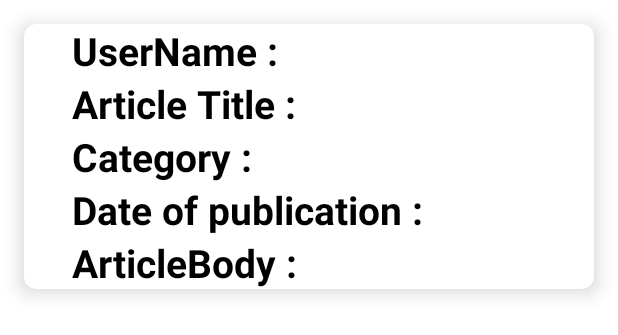
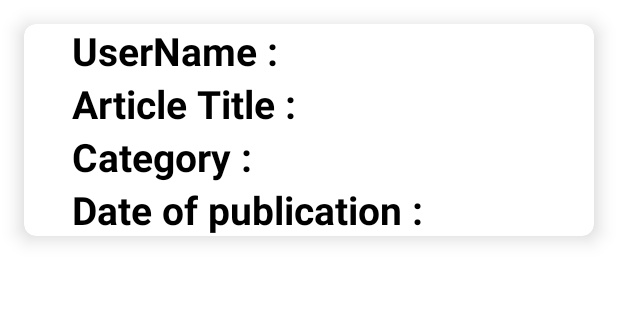
Before and after one commit to Akhila-111/Write-Out, an Android app: the layout my_articles_items.xml on its own in the app's theme, with its tools: preview values and no code run, on a phone screen of 412 x 824 dp. Shown: the top 335 px of the screen. Run offline under Robolectric (Android 15) with nearby library versions, the phone set to English and light mode, and no system bars.

```diff
--- a/app/src/main/java/com/example/write_out/MyArticles.java
+++ b/app/src/main/java/com/example/write_out/MyArticles.java
@@ -9,6 +9,7 @@
 import androidx.recyclerview.widget.LinearLayoutManager;
 import androidx.recyclerview.widget.RecyclerView;
 
+import android.util.Log;
 import android.view.LayoutInflater;
 import android.view.View;
 import android.view.ViewGroup;
@@ -63,7 +64,7 @@
                 for(DataSnapshot dataSnapshot : snapshot.getChildren()){
 
                    UserHelperClass data = dataSnapshot.getValue(UserHelperClass.class);
-                //    Log.d("Tag",data.userName);
+                   Log.d("Tag",data.userName);
                    dataholder.add(data);
 
                 }
--- a/app/src/main/java/com/example/write_out/myAdapterClass.java
+++ b/app/src/main/java/com/example/write_out/myAdapterClass.java
@@ -61,7 +61,7 @@
             ArticleTitle = itemView.findViewById(R.id.title);
             Category = itemView.findViewById(R.id.category);
             DateOfPublication = itemView.findViewById(R.id.date);
-            ArticleBody = itemView.findViewById(R.id.articleBody);
+           // ArticleBody = itemView.findViewById(R.id.articleBody);
 
             itemView.setOnClickListener(this);
 
--- a/app/src/main/res/layout/my_articles_items.xml
+++ b/app/src/main/res/layout/my_articles_items.xml
@@ -115,30 +115,7 @@
                 android:textSize="20sp"/>
 
         </LinearLayout>
-        <LinearLayout
-            android:layout_width="wrap_content"
-            android:layout_height="wrap_content"
-            android:layout_marginLeft="16dp"
-            android:orientation="horizontal">
 
-            <TextView
-                android:layout_width="wrap_content"
-                android:layout_height="wrap_content"
-                android:text="ArticleBody : "
-                android:textColor="@color/black"
-                android:textSize="26sp"
-                android:textStyle="bold"/>
-            <TextView
-                android:id="@+id/articleBody"
-                android:layout_width="wrap_content"
-                android:layout_height="wrap_content"
-                android:text=""
-                android:layout_gravity="center"
-                android:layout_marginLeft="8dp"
-                android:textColor="@color/black"
-                android:textSize="20sp"/>
-
-        </LinearLayout>
 
     </LinearLayout>
 
```
Also changed, not shown: app/src/main/java/com/example/write_out/ArticleWriting.java (+0 -8 lines).
